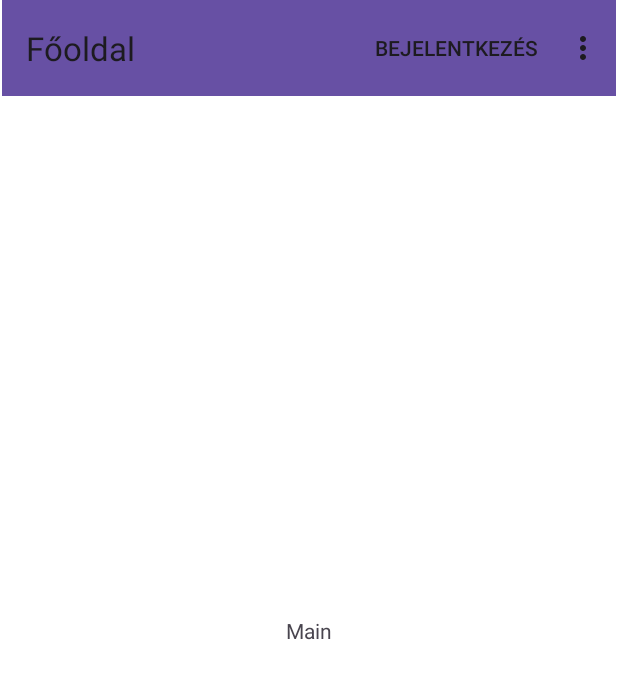
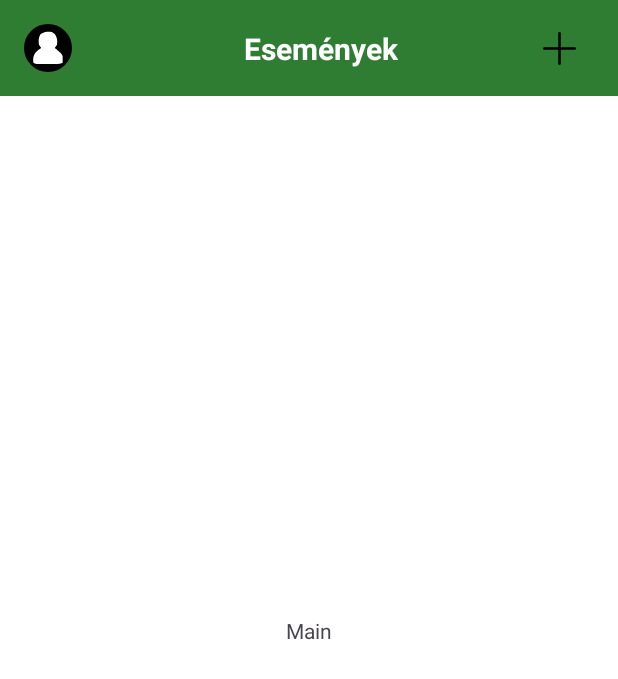
Before and after one commit to leko-szabolcs/Isport-Mobilok-II-beadando, an Android app: the screen it shows after launch (MainActivity), after a tap on "Belépés", on a phone screen of 412 x 824 dp. Shown: the top 679 px of the screen. Run offline under Robolectric (Android 15) with nearby library versions, the phone set to English and light mode, and no system bars; our stand-ins replace navigation-ui.

Commit message:
Változtatások pull előtt. UI_version_2.0: Main_menu törölve, helyette custom_toolbar lett. Változott pár felület és hozzáadtam a hátralévő fragmentek alapjait is.

```diff
--- a/app/src/main/java/beadando/isports_app/MainActivity.java
+++ b/app/src/main/java/beadando/isports_app/MainActivity.java
@@ -4,6 +4,9 @@ import android.os.Bundle;
 import android.view.Menu;
 import android.view.MenuItem;
 import android.view.View;
+import android.widget.ImageButton;
+import android.widget.ImageView;
+import android.widget.TextView;
 
 import androidx.activity.EdgeToEdge;
 import androidx.annotation.NonNull;
@@ -18,19 +21,25 @@ import androidx.navigation.ui.AppBarConfiguration;
 import androidx.navigation.ui.NavigationUI;
 
 public class MainActivity extends AppCompatActivity {
-
     private NavController navController;
     private AppBarConfiguration appBarConfiguration;
+    private ImageView profileImageView;
+    private TextView toolbarTitle;
+    private ImageButton addEventButton;
 
     @Override
     protected void onCreate(Bundle savedInstanceState) {
         super.onCreate(savedInstanceState);
         setContentView(R.layout.activity_main);
 
+        // Set up custom toolbar elements
         Toolbar mainToolbar = findViewById(R.id.navToolbar);
+        profileImageView = mainToolbar.findViewById(R.id.profileImageView);
+        toolbarTitle = mainToolbar.findViewById(R.id.toolbarTitle);
+        addEventButton = mainToolbar.findViewById(R.id.addEventButton);
+
         setSupportActionBar(mainToolbar);
-
-        setTitle("Navigation app");
+        getSupportActionBar().setDisplayShowTitleEnabled(false); // Hide default title
 
         NavHostFragment navHostFragment =
                 (NavHostFragment) getSupportFragmentManager()
@@ -41,27 +50,71 @@ public class MainActivity extends AppCompatActivity {
                 R.id.mainFragment
         ).build();
 
-        NavigationUI.setupActionBarWithNavController(this, navController, appBarConfiguration);
+        // Set up click listeners for profile and add event buttons
+        if (profileImageView != null) {
+            profileImageView.setOnClickListener(v -> {
+                // Navigate to profile fragment
+                navController.navigate(R.id.profileFragment);
+            });
+        }
 
-        // HIDE MENU ON LOGIN & REGISTER
+        // Hide toolbar on login & register screens and update title and buttons for other destinations
         navController.addOnDestinationChangedListener((controller, destination, arguments) -> {
             if (destination.getId() == R.id.loginFragment || destination.getId() == R.id.registerFragment) {
                 mainToolbar.setVisibility(View.GONE);
             } else {
                 mainToolbar.setVisibility(View.VISIBLE);
+
+                // Update toolbar title based on destination
+                if (toolbarTitle != null) {
+                    if (destination.getId() == R.id.mainFragment) {
+                        toolbarTitle.setText("Események");
+                    } else if (destination.getId() == R.id.profileFragment) {
+                        toolbarTitle.setText("Profil");
+                    } else if (destination.getId() == R.id.addEventFragment) {
+                        toolbarTitle.setText("Új esemény");
+                    } else {
+                        // Default title or get from destination label
+                        toolbarTitle.setText(destination.getLabel());
+                    }
+                }
+
+                // Show/hide profile image based on destination
+                if (profileImageView != null) {
+                    if (destination.getId() == R.id.profileFragment || destination.getId() == R.id.addEventFragment) {
+                        // Hide profile image on Profile and AddEvent fragments
+                        profileImageView.setVisibility(View.INVISIBLE);
+                    } else {
+                        // Show profile image on other fragments
+                        profileImageView.setVisibility(View.VISIBLE);
+                    }
+                }
+
+                // Change addEventButton icon and behavior based on destination
+                if (addEventButton != null) {
+                    if (destination.getId() == R.id.profileFragment || destination.getId() == R.id.addEventFragment) {
+                        // Change to back arrow for Profile and AddEvent fragments
+                        addEventButton.setImageResource(R.drawable.ic_back);
+                        addEventButton.setOnClickListener(v -> {
+                            // Navigate back to main fragment
+                            navController.navigate(R.id.mainFragment);
+                        });
+                    } else {
+                        // Use plus icon for main fragment
+                        addEventButton.setImageResource(R.drawable.ic_plus);
+                        addEventButton.setOnClickListener(v -> {
+                            // Navigate to new event fragment
+                            navController.navigate(R.id.addEventFragment);
+                        });
+                    }
+                }
             }
         });
     }
 
     @Override
-    public boolean onCreateOptionsMenu(Menu menu) {
-        getMenuInflater().inflate(R.menu.main_menu, menu);
-        return true;
-    }
-
-    @Override
-    public boolean onOptionsItemSelected(@NonNull MenuItem item) {
-        return NavigationUI.onNavDestinationSelected(item, navController)
-                || super.onOptionsItemSelected(item);
+    public boolean onSupportNavigateUp() {
+        return NavigationUI.navigateUp(navController, appBarConfiguration)
+                || super.onSupportNavigateUp();
     }
 }
--- /dev/null
+++ b/app/src/main/res/drawable/circle.xml
@@ -0,0 +1,7 @@
+<?xml version="1.0" encoding="utf-8"?>
+<shape xmlns:android="http://schemas.android.com/apk/res/android"
+    android:shape="oval"
+    android:width="22dp"
+    android:height="22dp">
+    <solid android:color="@android:color/black" />
+</shape>
--- /dev/null
+++ b/app/src/main/res/drawable/ic_back.xml
@@ -0,0 +1,9 @@
+<vector xmlns:android="http://schemas.android.com/apk/res/android"
+    android:height="22dp"
+    android:viewportHeight="52"
+    android:viewportWidth="52"
+    android:width="22dp">
+
+    <path android:fillColor="#000000" android:pathData="M50,24H6.83L27.41,3.41a2,2 0,0 0,0 -2.82,2 2,0 0,0 -2.82,0l-24,24a1.79,1.79 0,0 0,-0.25 0.31A1.19,1.19 0,0 0,0.25 25c0,0.07 -0.07,0.13 -0.1,0.2l-0.06,0.2a0.84,0.84 0,0 0,0 0.17,2 2,0 0,0 0,0.78 0.84,0.84 0,0 0,0 0.17l0.06,0.2c0,0.07 0.07,0.13 0.1,0.2a1.19,1.19 0,0 0,0.09 0.15,1.79 1.79,0 0,0 0.25,0.31l24,24a2,2 0,1 0,2.82 -2.82L6.83,28H50a2,2 0,0 0,0 -4Z"/>
+
+</vector>
--- /dev/null
+++ b/app/src/main/res/drawable/ic_plus.xml
@@ -0,0 +1,5 @@
+<vector xmlns:android="http://schemas.android.com/apk/res/android" android:height="22dp" android:viewportHeight="52" android:viewportWidth="52" android:width="22dp">
+
+    <path android:fillColor="#000000" android:pathData="M50,24H28V2a2,2 0,0 0,-4 0V24H2a2,2 0,0 0,0 4H24V50a2,2 0,0 0,4 0V28H50a2,2 0,0 0,0 -4Z"/>
+
+</vector>
--- /dev/null
+++ b/app/src/main/res/drawable/ic_user.xml
@@ -0,0 +1,9 @@
+<vector xmlns:android="http://schemas.android.com/apk/res/android"
+    android:width="22dp"
+    android:height="22dp"
+    android:viewportWidth="32"
+    android:viewportHeight="32">
+  <path
+      android:pathData="M18.094,1.551C20,2 20,2 22.5,4.125C24.229,7.439 24.481,9.313 24,13C23.01,14.485 23.01,14.485 22,16C22.969,16.784 23.939,17.567 24.938,18.375C26.84,19.913 27.896,20.793 29,23C29.04,25 29.043,27 29,29C26.518,30.241 24.836,30.129 22.063,30.133C21.085,30.134 20.108,30.135 19.102,30.137C18.078,30.133 17.055,30.129 16,30.125C14.976,30.129 13.953,30.133 12.898,30.137C11.921,30.135 10.944,30.134 9.938,30.133C9.039,30.132 8.141,30.131 7.215,30.129C5,30 5,30 3,29C2.649,25.227 2.694,23.465 4.813,20.25C7,18 7,18 10,16C9.34,15.01 8.68,14.02 8,13C7.581,9.163 7.454,6.888 9.5,3.563C12.532,1.668 14.561,1.36 18.094,1.551Z"
+      android:fillColor="#FFFFFF"/>
+</vector>
--- a/app/src/main/res/layout/activity_main.xml
+++ b/app/src/main/res/layout/activity_main.xml
@@ -8,13 +8,9 @@
     android:background="@android:color/white"
     tools:context=".MainActivity">
 
-    <androidx.appcompat.widget.Toolbar
+    <include
         android:id="@+id/navToolbar"
-        android:layout_width="409dp"
-        android:layout_height="wrap_content"
-        android:background="?attr/colorPrimary"
-        android:minHeight="?attr/actionBarSize"
-        android:theme="?attr/actionBarTheme"
+        layout="@layout/custom_toolbar"
         app:layout_constraintEnd_toEndOf="parent"
         app:layout_constraintStart_toStartOf="parent"
         app:layout_constraintTop_toTopOf="parent" />
--- /dev/null
+++ b/app/src/main/res/layout/custom_toolbar.xml
@@ -0,0 +1,60 @@
+<?xml version="1.0" encoding="utf-8"?>
+<androidx.appcompat.widget.Toolbar xmlns:android="http://schemas.android.com/apk/res/android"
+    xmlns:app="http://schemas.android.com/apk/res-auto"
+    xmlns:tools="http://schemas.android.com/tools"
+    android:id="@+id/navToolbar"
+    android:layout_width="match_parent"
+    android:layout_height="?attr/actionBarSize"
+    android:background="#2E7D32"
+    android:elevation="4dp">
+
+    <androidx.constraintlayout.widget.ConstraintLayout
+        android:layout_width="match_parent"
+        android:layout_height="match_parent">
+
+        <ImageView
+            android:id="@+id/profileImageView"
+            android:layout_width="32dp"
+            android:layout_height="32dp"
+            android:background="@drawable/circle"
+            android:clickable="true"
+            android:contentDescription="Profil"
+            android:focusable="true"
+            android:padding="4dp"
+            android:src="@drawable/ic_user"
+            app:layout_constraintBottom_toBottomOf="parent"
+            app:layout_constraintStart_toStartOf="parent"
+            app:layout_constraintTop_toTopOf="parent"
+            tools:ignore="TouchTargetSizeCheck" />
+
+        <TextView
+            android:id="@+id/toolbarTitle"
+            android:layout_width="wrap_content"
+            android:layout_height="wrap_content"
+            android:text="Események"
+            android:contentDescription="Hozzáadás"
+            android:textColor="@android:color/white"
+            android:textSize="20sp"
+            android:textStyle="bold"
+            app:layout_constraintBottom_toBottomOf="parent"
+            app:layout_constraintEnd_toEndOf="parent"
+            app:layout_constraintStart_toStartOf="parent"
+            app:layout_constraintTop_toTopOf="parent" />
+
+        <ImageButton
+            android:id="@+id/addEventButton"
+            android:layout_width="48dp"
+            android:layout_height="48dp"
+            android:layout_marginEnd="15dp"
+            android:background="?attr/selectableItemBackgroundBorderless"
+            android:clickable="true"
+            android:contentDescription="Hozzáadás"
+            android:focusable="true"
+            android:src="@drawable/ic_plus"
+            app:layout_constraintBottom_toBottomOf="parent"
+            app:layout_constraintEnd_toEndOf="parent"
+            app:layout_constraintTop_toTopOf="parent"/>
+
+    </androidx.constraintlayout.widget.ConstraintLayout>
+
+</androidx.appcompat.widget.Toolbar>
--- a/app/src/main/res/menu/main_menu.xml
+++ /dev/null
@@ -1,19 +0,0 @@
-<?xml version="1.0" encoding="utf-8"?>
-<menu xmlns:android="http://schemas.android.com/apk/res/android"
-    xmlns:app="http://schemas.android.com/apk/res-auto"
-    >
-    <item
-        android:id="@+id/loginFragment"
-        android:title="Bejelentkezés"
-        app:showAsAction="always" />
-    <item
-        android:id="@+id/mainFragment"
-        android:title="Főoldal"
-        app:showAsAction="never" />
-
-    <item
-        android:id="@+id/registerFragment"
-        android:title="Regisztráció"
-        app:showAsAction="never" />
-
-</menu>
--- a/app/src/main/res/navigation/nav_graph.xml
+++ b/app/src/main/res/navigation/nav_graph.xml
@@ -33,5 +33,15 @@
             android:id="@+id/action_registerFragment_to_loginFragment"
             app:destination="@id/loginFragment" />
     </fragment>
+    <fragment
+        android:id="@+id/addEventFragment"
+        android:name="beadando.isports_app.fragments.AddEventFragment"
+        android:label="fragment_add_event"
+        tools:layout="@layout/fragment_add_event" />
+    <fragment
+        android:id="@+id/profileFragment"
+        android:name="beadando.isports_app.fragments.ProfileFragment"
+        android:label="fragment_profile"
+        tools:layout="@layout/fragment_profile" />
 
 </navigation>
```
Also changed, not shown: app/src/main/java/beadando/isports_app/fragments/AddEventFragment.java (added, +19 -0 lines), app/src/main/java/beadando/isports_app/fragments/ProfileFragment.java (added, +19 -0 lines), app/src/main/res/layout/fragment_add_event.xml (added, +20 -0 lines), app/src/main/res/layout/fragment_profile.xml (added, +20 -0 lines).
